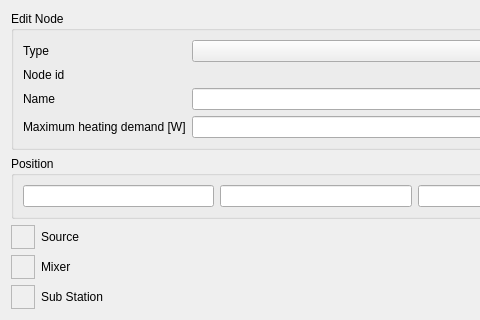
First picture: the form in SIM-VICUS/src/SVPropNetworkNodesWidget.ui, repository ghorwin/SIM-VICUS, before the edit; both pictures show x 0 to 480 and y 0 to 320 of the 632 by 652 pixel window.
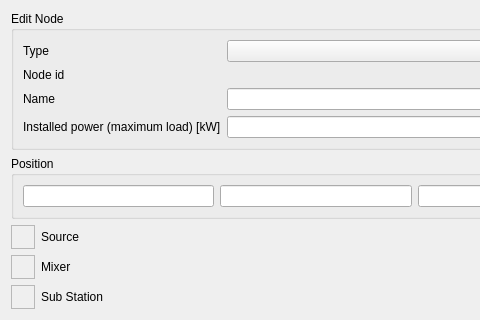
Second picture: the form after the edit. Custom widgets are drawn as their Qt base class.

Diff of the .ui file:
```diff
--- a/SIM-VICUS/src/SVPropNetworkNodesWidget.ui
+++ b/SIM-VICUS/src/SVPropNetworkNodesWidget.ui
@@ -57,7 +57,7 @@
       <item row="3" column="0">
        <widget class="QLabel" name="label_23">
         <property name="text">
-         <string>Maximum heating demand [W]</string>
+         <string>Installed power (maximum load) [kW]</string>
         </property>
        </widget>
       </item>
```
Left out of the diff: 6 changed lines with no effect on the pictures.
